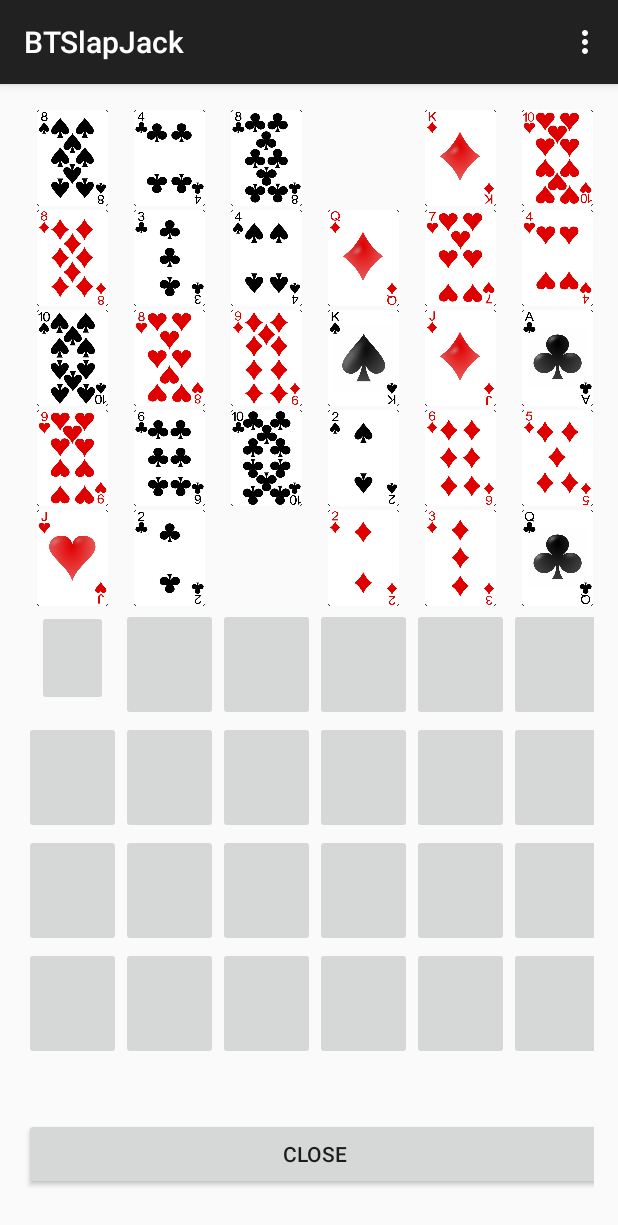
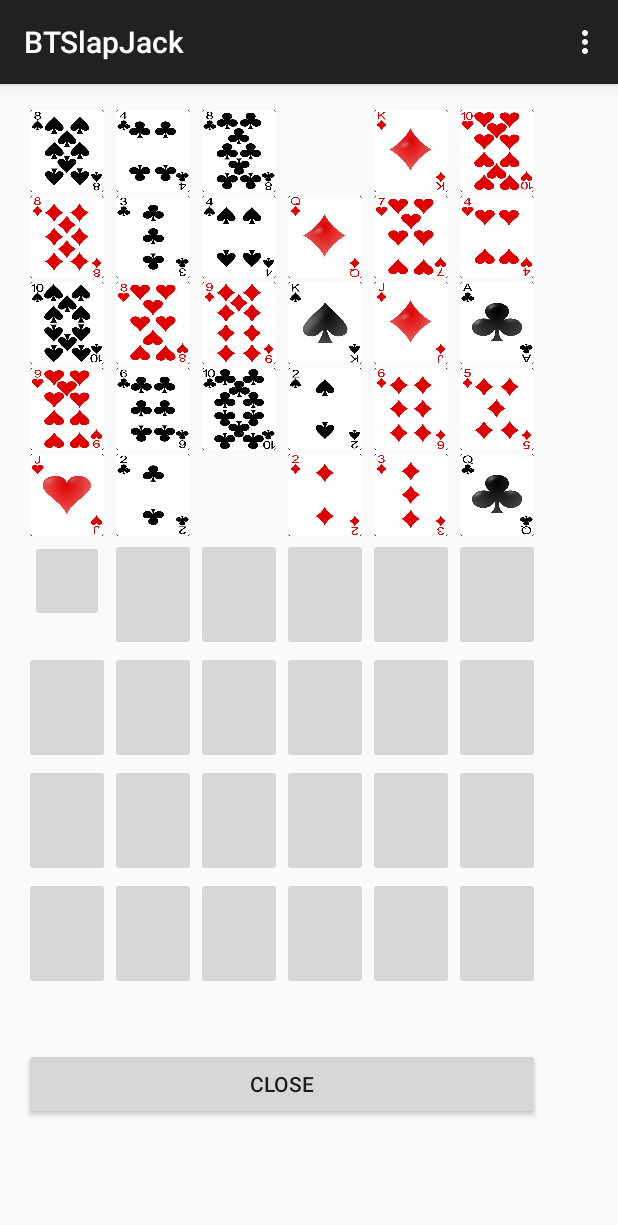
Before and after one commit to DustinAshley/BTSlapjack, an Android app: the StatisticsActivity screen opened directly, with no data from a screen before it, on a phone screen of 412 x 824 dp. Shown: the top 1225 px of the screen. Run offline under Robolectric (Android 15) with nearby library versions, the phone set to English and light mode, and no system bars; 2 statements that could not run were skipped.

Commit message:
Slightly improved spacing on statistics page and made it so the view stats button isn't displayed until the winner has been determined.

```diff
--- a/app/src/main/java/com/dubstin/btslapjack/StatisticsActivity.java
+++ b/app/src/main/java/com/dubstin/btslapjack/StatisticsActivity.java
@@ -1,9 +1,7 @@
 package com.dubstin.btslapjack;
 
 import android.content.Intent;
-import android.content.res.Resources;
 import android.graphics.Point;
-import android.media.Image;
 import android.os.Bundle;
 import android.support.v7.app.ActionBarActivity;
 import android.util.Log;
@@ -11,12 +9,11 @@ import android.view.Display;
 import android.view.Menu;
 import android.view.MenuInflater;
 import android.view.View;
+import android.widget.Button;
 import android.widget.ImageButton;
 import android.view.ViewGroup.LayoutParams;
 import android.widget.LinearLayout;
-import android.widget.TableLayout;
 import android.widget.TextView;
-
 import java.util.ArrayList;
 import java.util.List;
 import java.util.Random;
@@ -32,7 +29,6 @@ public class StatisticsActivity extends ActionBarActivity {
     long deckSeed;
     private static final String TAG = "Statistics Activity",
         DEFAULTSLAPTIME = String.valueOf(Integer.MAX_VALUE) + "::false";
-    private ImageButton cardPicture;
     private TextView playerOneName,
             playerTwoName,
             playerOneTime,
@@ -51,16 +47,14 @@ public class StatisticsActivity extends ActionBarActivity {
         Log.i(TAG, "seed: " + String.valueOf(deckSeed));
         getScreenSize();
         setupTable();
-
-
         playerOneName = (TextView) findViewById(R.id.playerOneName);
         playerTwoName = (TextView) findViewById(R.id.playerTwoName);
         playerOneTime = (TextView) findViewById(R.id.playerOneTime);
         playerTwoTime = (TextView) findViewById(R.id.playerTwoTime);
-
         playerOneName.setText(in.getStringExtra("p1Name"));
         playerTwoName.setText(in.getStringExtra("p2Name"));
-
+        Button closeButton = (Button) findViewById(R.id.close_button);
+        closeButton.setOnClickListener(closeActivity);
     }
 
     @Override
@@ -82,16 +76,17 @@ public class StatisticsActivity extends ActionBarActivity {
         deck.shuffle(rnd);
         List<Card> cards = deck.getCards();
         for (int i = 1; i <= 54; i++) {
-            Log.i(TAG, "setting cardContainer" + String.valueOf(i));                int cardButtonID = getResources().getIdentifier("card" + String.valueOf(i), "id", getPackageName());
+            Log.i(TAG, "setting cardContainer" + String.valueOf(i));
+            int cardButtonID = getResources().getIdentifier("card" + String.valueOf(i), "id", getPackageName());
             ImageButton button = (ImageButton) findViewById(cardButtonID);
+            int layoutID = getResources().getIdentifier("cardContainer" + String.valueOf(i), "id", getPackageName());
+            LinearLayout layout = (LinearLayout) findViewById(layoutID);
+            LayoutParams params = layout.getLayoutParams();
+            params.height = Integer.valueOf((SCREEN_HEIGHT - 32) / 14);
+            params.width = Integer.valueOf((SCREEN_WIDTH - 32) / 7);
+            int padding = (params.width - ((params.height * 76) / 100)) / 3;
+            layout.setPadding(padding, 2, padding, 2);
             if (i <= 54 - unusedCardsAmount) {
-                int layoutID = getResources().getIdentifier("cardContainer" + String.valueOf(i), "id", getPackageName());
-                LinearLayout layout = (LinearLayout) findViewById(layoutID);
-                LayoutParams params = layout.getLayoutParams();
-                params.height = Integer.valueOf((SCREEN_HEIGHT - 32) / 12);
-                params.width = Integer.valueOf((SCREEN_WIDTH - 32) / 6);
-                int padding = ((SCREEN_WIDTH / 6) - ((params.height * 76) / 100)) / 2;
-                layout.setPadding(padding, 2, padding, 2);
                 button.setOnClickListener(viewCardTime);
                 if (!mySlapTimes.get(i - 1).equals(DEFAULTSLAPTIME)
                         || !connectedDeviceSlapTimes.get(i - 1).equals(DEFAULTSLAPTIME)) {
@@ -120,19 +115,22 @@ public class StatisticsActivity extends ActionBarActivity {
 
     private View.OnClickListener viewCardTime = new View.OnClickListener() {
         public void onClick(View v) {
-            Log.i(TAG, "cardID: " + v.getResources().getResourceName(v.getId()).replaceAll(".*card", ""));
             int cardID = Integer.parseInt(v.getResources().getResourceName(v.getId()).replaceAll(".*card", ""));
             String[] separated = mySlapTimes.get(cardID - 1).split("::");
             setTimeLabel(playerOneTime, separated[0]);
             separated = connectedDeviceSlapTimes.get(cardID - 1).split("::");
             setTimeLabel(playerTwoTime, separated[0]);
-            Log.i(TAG, "my time: " + mySlapTimes.get(cardID - 1));
-            Log.i(TAG, "connected device time: " + connectedDeviceSlapTimes.get(cardID - 1));
         }
     };
 
+    private View.OnClickListener closeActivity = new View.OnClickListener() {
+        public void onClick(View v) {
+            finish();
+        }
+    };
+
+
     private void setTimeLabel(TextView v, String text) {
-        Log.i(TAG, text + "==" + String.valueOf(Integer.MAX_VALUE + "?"));
         if (!text.equals(String.valueOf(Integer.MAX_VALUE))) {
             v.setText(String.valueOf((Double.parseDouble(text) / 1000)) + " seconds");
         } else {
```
Also changed, not shown: app/src/main/java/com/dubstin/btslapjack/MainActivity.java (+7 -11 lines), app/src/main/res/layout/activity_main.xml (+5 -13 lines).
